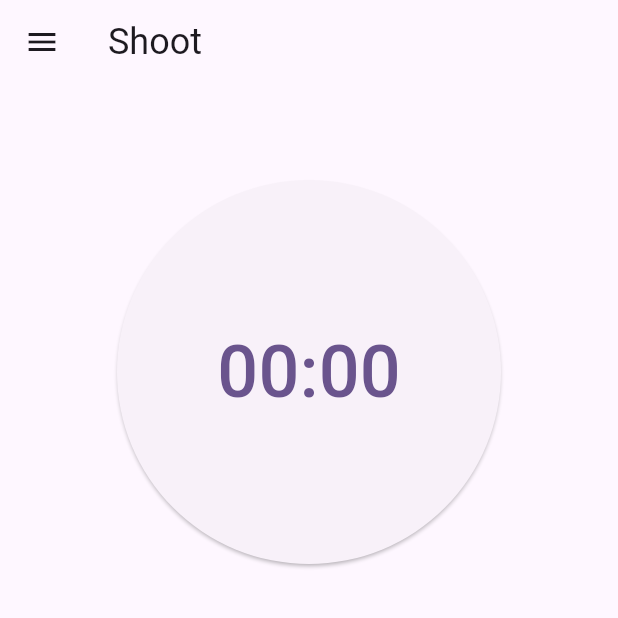
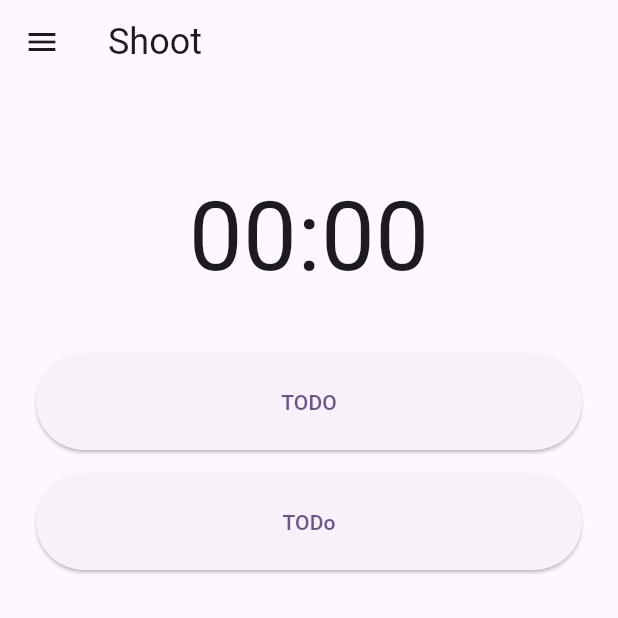
Before and after one commit to IamHARSHDABAS/shoot, a Flutter app: the screen it shows after launch, on a phone screen of 412 x 824 dp, the top half of it. Run offline on Flutter 3.47's test engine with Material 2 defaults, Android fonts, the phone set to English and light mode, and no system bars; our stand-ins replace go_router, url_strategy.

Commit message:
Some stuff

```diff
--- a/lib/timer.dart
+++ b/lib/timer.dart
@@ -19,24 +19,43 @@ class _TimerState extends State<Timer> {
       ),
       drawer: const Drawer(),
       body: Center(
+        child: Padding(
+          padding: const EdgeInsets.all(24),
           child: Column(
             children: [
+              const SizedBox(height: 32),
+              const Text(
+                '00:00',
+                style: TextStyle(fontSize: 64),
+              ),
               const SizedBox(
-              height: 64,
+                height: 32,
               ),
               ElevatedButton(
                 style: ElevatedButton.styleFrom(
-                  minimumSize: const Size(256, 256),
-                  shape: const CircleBorder()),
-              onPressed: () {},
-              child: const Text(
-                '00:00',
-                style: TextStyle(
-                  fontSize: 48
+                  minimumSize: Size(
+                    MediaQuery.of(context).size.width,
+                    64,
                   ),
                 ),
-            )
+                onPressed: () {},
+                child: const Text('TODO'),
+              ),
+              const SizedBox(
+                height: 16,
+              ),
+              ElevatedButton(
+                style: ElevatedButton.styleFrom(
+                  minimumSize: Size(
+                    MediaQuery.of(context).size.width,
+                    64,
+                  ),
+                ),
+                onPressed: () {},
+                child: const Text('TODo'),
+              ),
             ],
+          ),
         ),
       ),
     );
```
Lines whose indentation alone changed are shown as unchanged.
